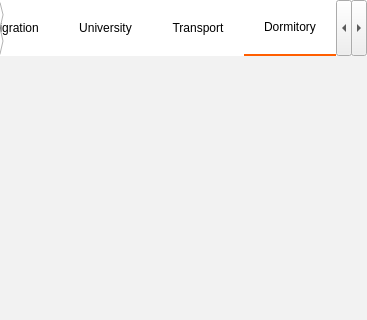
This is SPbSUT/categories.ui in SPbSUT/SPbSUT as Qt 5 draws it before an edit; both pictures show x 0 to 367 and y 0 to 320 of the 367 by 626 pixel window. The edited form follows.
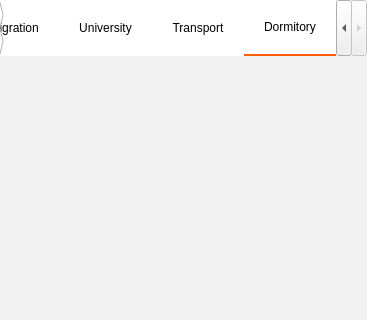
This is the edited form. The open tabs and pages were chosen to show the change.

Diff of the .ui file:
```diff
--- a/SPbSUT/categories.ui
+++ b/SPbSUT/categories.ui
@@ -248,11 +248,6 @@
        <string>Dormitory</string>
       </attribute>
      </widget>
-     <widget class="QWidget" name="tab_5">
-      <attribute name="title">
-       <string>other</string>
-      </attribute>
-     </widget>
     </widget>
    </item>
   </layout>
```
Left out of the diff: 2 changed lines with no effect on the pictures.
